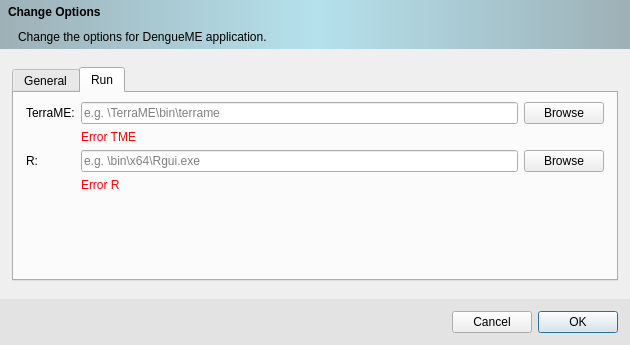
Above: src/options.ui from ufopleds/DengueME before the change. Below: the same form after it.
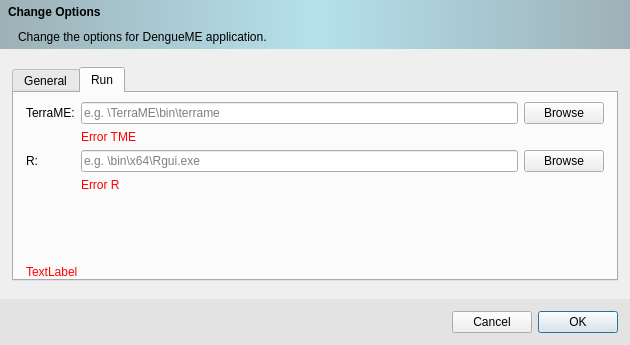
That is the form after the change. The open tabs and pages were chosen to show the change.

Commit message:
Fix message error label to get PR aproval. Issue #41
closes #41

```diff
--- a/src/options.ui
+++ b/src/options.ui
@@ -346,6 +346,42 @@
            </item>
           </layout>
          </item>
+         <item row="2" column="1">
+          <layout class="QHBoxLayout" name="horizontalLayout_2">
+           <property name="topMargin">
+            <number>0</number>
+           </property>
+           <property name="rightMargin">
+            <number>0</number>
+           </property>
+           <property name="bottomMargin">
+            <number>0</number>
+           </property>
+           <item>
+            <widget class="QLabel" name="warningRunLabel">
+             <property name="styleSheet">
+              <string notr="true">color: red;</string>
+             </property>
+             <property name="text">
+              <string>TextLabel</string>
+             </property>
+            </widget>
+           </item>
+          </layout>
+         </item>
+         <item row="1" column="1">
+          <spacer name="verticalSpacer_2">
+           <property name="orientation">
+            <enum>Qt::Vertical</enum>
+           </property>
+           <property name="sizeHint" stdset="0">
+            <size>
+             <width>20</width>
+             <height>40</height>
+            </size>
+           </property>
+          </spacer>
+         </item>
         </layout>
        </widget>
       </widget>
```
Left out of the diff: 4 changed lines with no effect on the pictures. The commit also changes 3 other files.
